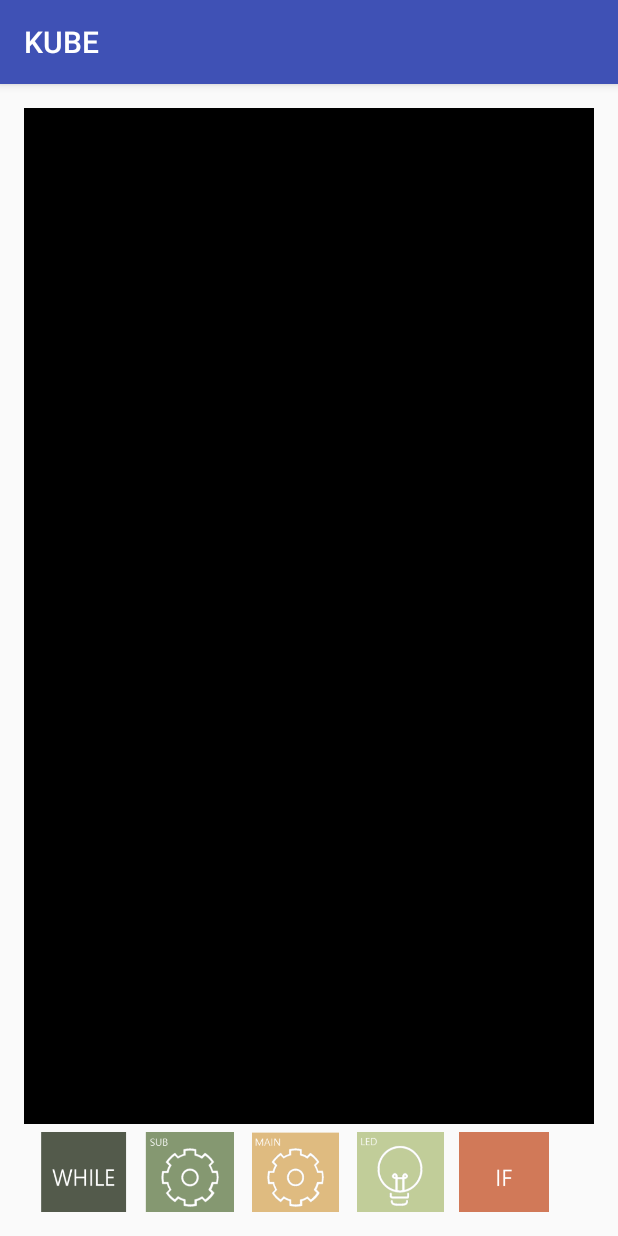
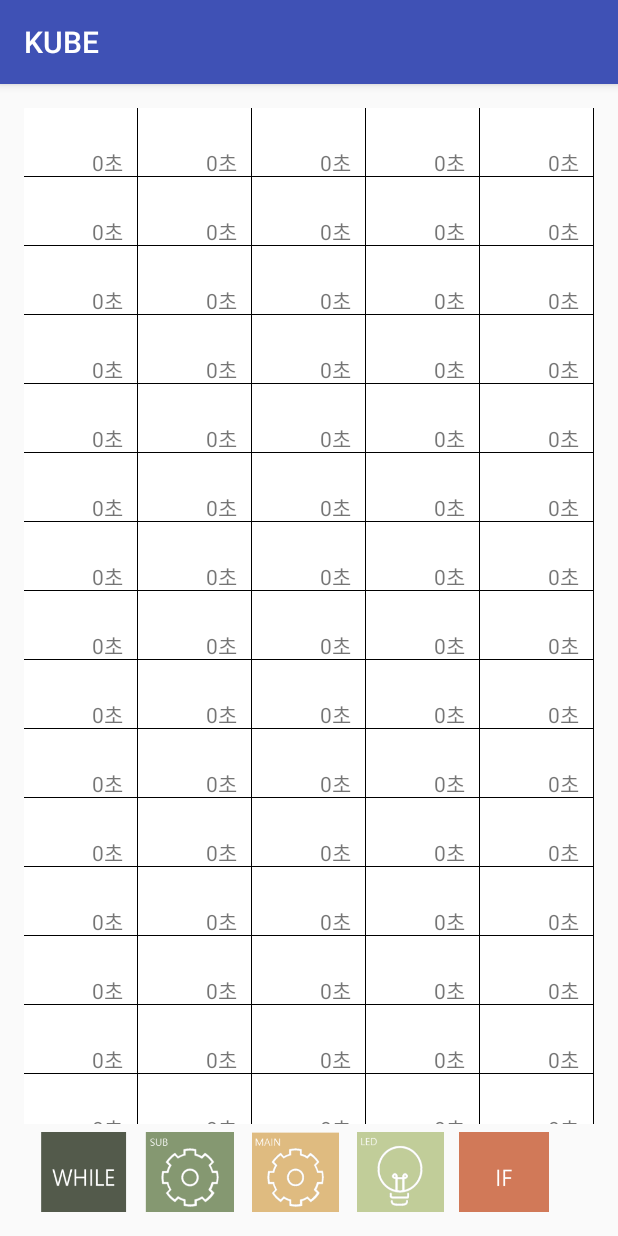
Before and after one commit to hongseungwoo/KUBE, an Android app: the screen it shows after launch (MainActivity), on a phone screen of 412 x 824 dp. Run offline under Robolectric (Android 15) with nearby library versions, the phone set to English and light mode, and no system bars.

Commit message:
image 표시 문제

```diff
--- a/app/src/main/java/com/kube/kube/MainActivity.java
+++ b/app/src/main/java/com/kube/kube/MainActivity.java
@@ -59,6 +59,8 @@ public class MainActivity extends AppCompatActivity {
 
     }
 
+
+
     private final class myLongClickListener implements View.OnLongClickListener {
 
         @Override
@@ -94,6 +96,7 @@ public class MainActivity extends AppCompatActivity {
             }
             mWorkspaceAdapter.setCurBlock(curBlock);
             Log.d("curBlock", ""+curBlock +"    "+R.drawable.whileblock);
+
             return true;
         }
 
--- /dev/null
+++ b/app/src/main/java/com/kube/kube/WorkspaceAdapter.java
@@ -0,0 +1,137 @@
+package com.kube.kube;
+
+import android.content.Context;
+import android.provider.ContactsContract;
+import android.util.Log;
+import android.view.DragEvent;
+import android.view.LayoutInflater;
+import android.view.View;
+import android.view.ViewGroup;
+import android.widget.BaseAdapter;
+import android.widget.ImageView;
+import android.widget.TextView;
+
+import java.util.ArrayList;
+
+/**
+ * Created by jutan on 2016-11-14.
+ */
+
+public class WorkspaceAdapter extends BaseAdapter {
+    private ArrayList<WorkspaceItem> workspaceItems;
+    private Context mContext;
+    int dropPos;
+    int curBlock;
+
+    public void setCurBlock(int curBlock) {
+        this.curBlock = curBlock;
+    }
+
+    public WorkspaceAdapter (Context context){
+        mContext = context;
+        workspaceItems = new ArrayList<WorkspaceItem>();
+        for(int i = 0; i < 75;i++){
+            WorkspaceItem newItem = new WorkspaceItem();
+            newItem.setBlockImage(R.drawable.empty);
+            newItem.setOptionImage(R.drawable.empty);
+            newItem.setTimeOption("0초");
+            workspaceItems.add(newItem);
+        }
+    }
+
+    @Override
+    public int getCount() {
+        return workspaceItems.size();
+    }
+
+    @Override
+    public Object getItem(int position) {
+        return workspaceItems.get(position);
+    }
+
+    @Override
+    public long getItemId(int position) {
+        return position;
+    }
+
+    @Override
+    public View getView(int position, View convertView, ViewGroup parent) {
+        View grid;
+        LayoutInflater inflater = (LayoutInflater) mContext.getSystemService(Context.LAYOUT_INFLATER_SERVICE);
+        if(convertView == null){
+            grid = new View(mContext);
+            grid = inflater.inflate(R.layout.blockitemlayout, null);
+            grid.setOnDragListener(new myDragListener());
+            grid.setTag(position);
+
+            ImageView blockImage = (ImageView) grid.findViewById(R.id.blockImageView);
+            ImageView optionImage = (ImageView) grid.findViewById(R.id.optionImageView);
+            TextView timeOptionText = (TextView) grid.findViewById(R.id.timeTextView);
+
+            blockImage.setImageResource(workspaceItems.get(position).blockImage);
+            optionImage.setImageResource(workspaceItems.get(position).optionImage);
+            timeOptionText.setText(workspaceItems.get(position).timeOption);
+
+
+        }
+        else{
+            grid = (View) convertView;
+        }
+
+        return grid;
+    }
+
+    public void setBlock(int position){
+        workspaceItems.get(position).setBlockImage(curBlock);
+        Log.d("workspaceItems", "postion :" +position+ "item" + workspaceItems.get(position).getBlockImage() +"   "+curBlock );
+        this.notifyDataSetChanged();
+    }
+
+    class myDragListener implements View.OnDragListener {
+
+
+        public boolean onDrag(View currentView, DragEvent event) {
+
+            View saveView;
+            // 이벤트 시작
+            switch (event.getAction()) {
+
+                // 이미지를 드래그 시작될때
+                case DragEvent.ACTION_DRAG_STARTED:
+                    Log.d("DragClickListener", "ACTION_DRAG_STARTED");
+                    saveView = (View) event.getLocalState();
+                    break;
+
+                // 드래그한 이미지를 옮길려는 지역으로 들어왔을때
+                case DragEvent.ACTION_DRAG_ENTERED:
+                    Log.d("DragClickListener", "ACTION_DRAG_ENTERED");
+                    // 이미지가 들어왔다는 것을 알려주기 위해 배경이미지 변경
+//                    currentView.setBackground(targetShape);
+                    break;
+
+                // 드래그한 이미지가 영역을 빠져 나갈때
+                case DragEvent.ACTION_DRAG_EXITED:
+                    Log.d("DragClickListener", "ACTION_DRAG_EXITED");
+//                    currentView.setBackground(normalShape);
+                    break;
+
+                // 이미지를 드래그해서 드랍시켰을때
+                case DragEvent.ACTION_DROP:
+                    Log.d("DragClickListener", "ACTION_DOP");
+                    dropPos = (int) currentView.getTag();
+                    setBlock(dropPos);
+                    break;
+
+                case DragEvent.ACTION_DRAG_ENDED:
+                    Log.d("DragClickListener", "ACTION_DRAG_ENDED");
+//                    v.setBackground(normalShape); // go back to normal shape
+                    break;
+
+                default:
+                    break;
+            }
+            return true;
+        }
+    }
+
+}
--- /dev/null
+++ b/app/src/main/java/com/kube/kube/WorkspaceItem.java
@@ -0,0 +1,35 @@
+package com.kube.kube;
+
+/**
+ * Created by jutan on 2016-11-14.
+ */
+
+public class WorkspaceItem {
+    int blockImage;
+    int optionImage;
+    String timeOption;
+
+    public int getBlockImage() {
+        return blockImage;
+    }
+
+    public void setBlockImage(int blockImage) {
+        this.blockImage = blockImage;
+    }
+
+    public int getOptionImage() {
+        return optionImage;
+    }
+
+    public void setOptionImage(int optionImage) {
+        this.optionImage = optionImage;
+    }
+
+    public String getTimeOption() {
+        return timeOption;
+    }
+
+    public void setTimeOption(String timeOption) {
+        this.timeOption = timeOption;
+    }
+}
```
